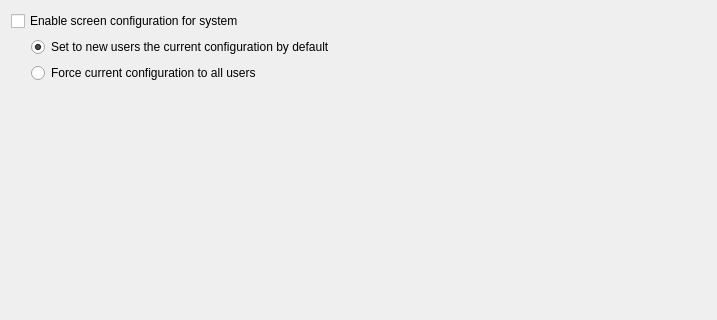
Qt form kscreensystem.ui (lliurex/kscreen-system-settings) before a commit; both pictures show x 0 to 717 and y 0 to 320 of the 717 by 618 pixel window.
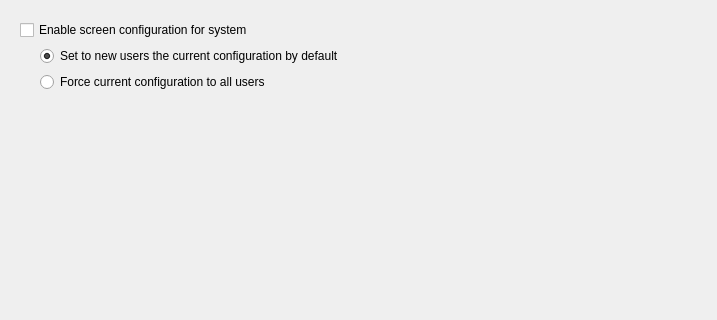
The same form after that commit.

Commit message: add control when n4d is down

What changed in the file:
```diff
--- a/kscreensystem.ui
+++ b/kscreensystem.ui
@@ -21,6 +21,9 @@
   </property>
   <layout class="QVBoxLayout" name="verticalLayout">
    <item>
+    <widget class="QWidget" name="mainwidget" native="true">
+     <layout class="QVBoxLayout" name="verticalLayout_2">
+      <item>
     <widget class="QCheckBox" name="systemConfigCheckBox">
      <property name="text">
       <string>Enable screen configuration for system</string>
@@ -82,6 +85,9 @@
        </item>
       </layout>
      </widget>
+       </widget>
+      </item>
+     </layout>
     </widget>
    </item>
    <item>
```
Lines whose indentation alone changed are shown as unchanged. The commit also changes 1 other file.
